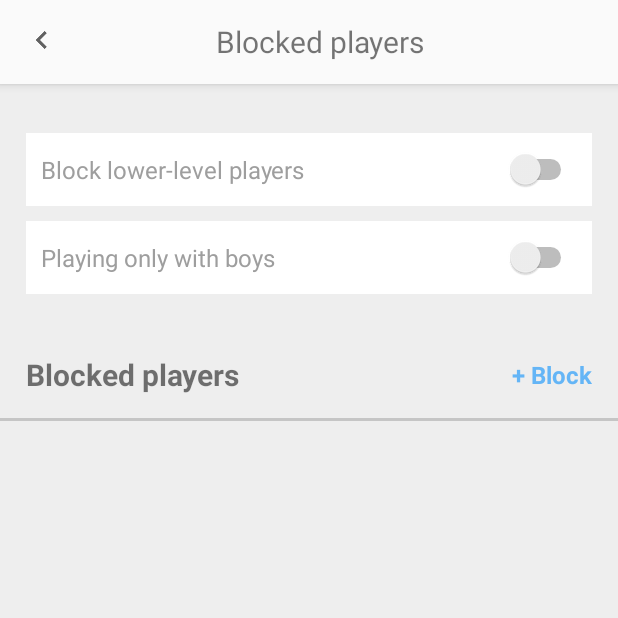
After one commit to rpairo/padelapp, an Android app: the BlockedUsersActivity screen opened directly, with no data from a screen before it, on a phone screen of 412 x 824 dp, the top half of it. The commit adds this screen. Run offline under Robolectric (Android 15) with nearby library versions, the phone set to English and light mode, and no system bars; our stand-ins replace ButterKnife.

Commit message:
Blocked users
The blocked users activity has been created, with all its dependencies.

```diff
--- a/app/src/main/AndroidManifest.xml
+++ b/app/src/main/AndroidManifest.xml
@@ -23,6 +23,7 @@
 
         <activity android:name=".activities.EditProfileActivity" />
         <activity android:name=".activities.PreferencesPlayingActivity" />
+        <activity android:name=".activities.BlockedUsersActivity" />
 
     </application>
 
--- /dev/null
+++ b/app/src/main/java/com/nitsnets/padelapp/activities/BlockedUsersActivity.java
@@ -0,0 +1,70 @@
+package com.nitsnets.padelapp.activities;
+
+import android.os.Bundle;
+import android.support.annotation.Nullable;
+import android.support.v7.widget.LinearLayoutManager;
+import android.support.v7.widget.RecyclerView;
+import android.view.View;
+
+import com.nitsnets.padelapp.R;
+import com.nitsnets.padelapp.adapters.BlockedRecyclerAdapter;
+import com.nitsnets.padelapp.models.Player;
+
+import java.util.ArrayList;
+import java.util.List;
+
+import butterknife.BindView;
+import butterknife.OnClick;
+
+/**
+ * Created by raul on 7/4/17.
+ */
+
+public class BlockedUsersActivity extends BaseActivity {
+
+    //region Variables
+    @BindView(R.id.recycler_blocked_players)
+    RecyclerView recyclerView;
+
+    private BlockedRecyclerAdapter blockedRecyclerAdapter;
+    private List<Player> players;
+    //endregion
+
+    //region Lifecycle
+    @Override
+    protected void onCreate(@Nullable Bundle savedInstanceState) {
+        super.onCreate(savedInstanceState);
+
+        this.players = new ArrayList<>();
+
+        configureRecycler();
+    }
+    //endregion
+
+    //region Base functions
+    @Override
+    public int getLayoutId() {
+        return R.layout.activity_blocked_users;
+    }
+    //endregion
+
+    //region RecyclerView
+    protected void configureRecycler() {
+
+        LinearLayoutManager layoutManager = new LinearLayoutManager(this);
+        recyclerView.setLayoutManager(layoutManager);
+
+        blockedRecyclerAdapter = new BlockedRecyclerAdapter(players);
+
+        recyclerView.setAdapter(blockedRecyclerAdapter);
+        recyclerView.refreshDrawableState();
+    }
+    //endregion
+
+    //region Call System
+    @OnClick(R.id.icon_back_arrow)
+    public void backToolbarArrow(View view) {
+        onBackPressed();
+    }
+    //endregion
+}
--- /dev/null
+++ b/app/src/main/java/com/nitsnets/padelapp/adapters/BlockedRecyclerAdapter.java
@@ -0,0 +1,62 @@
+package com.nitsnets.padelapp.adapters;
+
+import android.support.v7.widget.RecyclerView;
+import android.view.LayoutInflater;
+import android.view.View;
+import android.view.ViewGroup;
+
+import com.nitsnets.padelapp.R;
+import com.nitsnets.padelapp.models.Player;
+import com.nitsnets.padelapp.viewholders.BlockedViewHolder;
+
+import java.util.List;
+
+/**
+ * Created by raul on 7/4/17.
+ */
+
+public class BlockedRecyclerAdapter extends RecyclerView.Adapter<BlockedViewHolder> {
+
+    //regions Variables
+    private List<Player> players;
+    //endregion
+
+    //region Constructors
+    public BlockedRecyclerAdapter(List<Player> players) {
+        this.players = players;
+    }
+    //endregions
+
+    //region Adapter functions
+    @Override
+    public BlockedViewHolder onCreateViewHolder(ViewGroup parent, int viewType) {
+        View view = LayoutInflater.from(parent.getContext()).inflate(R.layout.layout_player_block, parent, false);
+        return new BlockedViewHolder(view);
+    }
+
+    @Override
+    public void onBindViewHolder(BlockedViewHolder holder, int position) {
+
+    }
+
+    @Override
+    public void onAttachedToRecyclerView(RecyclerView recyclerView) {
+        super.onAttachedToRecyclerView(recyclerView);
+    }
+
+    @Override
+    public int getItemCount() {
+        return this.players.size();
+    }
+    //endregion
+
+    //region Auxiliary functions
+    public void addAll(List<Player> players) {
+        if (players == null)
+            throw new NullPointerException();
+
+        this.players.addAll(players);
+        this.notifyDataSetChanged();
+    }
+    //endregion
+}
--- a/app/src/main/java/com/nitsnets/padelapp/fragments/ProfileFragment.java
+++ b/app/src/main/java/com/nitsnets/padelapp/fragments/ProfileFragment.java
@@ -9,6 +9,7 @@ import android.view.ViewGroup;
 import android.widget.TextView;
 
 import com.nitsnets.padelapp.R;
+import com.nitsnets.padelapp.activities.BlockedUsersActivity;
 import com.nitsnets.padelapp.activities.EditProfileActivity;
 import com.nitsnets.padelapp.activities.PreferencesPlayingActivity;
 
@@ -62,5 +63,10 @@ public class ProfileFragment extends BaseFragment {
     public void callPreferencesPlayingActivity(View view) {
         startActivity(new Intent(getActivity(), PreferencesPlayingActivity.class));
     }
+
+    @OnClick(R.id.block_user_button_profile)
+    public void callBlockedUsersActivity(View view) {
+        startActivity(new Intent(getActivity(), BlockedUsersActivity.class));
+    }
     //endregion
 }
--- /dev/null
+++ b/app/src/main/res/drawable/shadow_bottom.xml
@@ -0,0 +1,14 @@
+<?xml version="1.0" encoding="utf-8"?>
+<layer-list xmlns:android="http://schemas.android.com/apk/res/android">
+    <item>
+        <shape android:shape="rectangle">
+            <solid android:color="@color/shadow_blocked" />
+        </shape>
+    </item>
+
+    <item android:bottom="@dimen/shadow_blocked_user">
+        <shape android:shape="rectangle">
+            <solid android:color="@color/darkBackground" />
+        </shape>
+    </item>
+</layer-list>
--- /dev/null
+++ b/app/src/main/res/layout/activity_blocked_users.xml
@@ -0,0 +1,113 @@
+<?xml version="1.0" encoding="utf-8"?>
+<LinearLayout xmlns:android="http://schemas.android.com/apk/res/android"
+    android:layout_width="match_parent"
+    android:layout_height="match_parent"
+    android:background="@color/darkBackground"
+    android:orientation="vertical">
+
+    <!-- Toolbar -->
+    <include
+        android:id="@+id/appbar_main"
+        layout="@layout/toolbar_blocked_users" />
+
+    <RelativeLayout xmlns:android="http://schemas.android.com/apk/res/android"
+        android:layout_width="match_parent"
+        android:layout_height="wrap_content"
+        android:background="@drawable/shadow_bottom"
+        android:padding="@dimen/padding_blocked_players">
+
+        <FrameLayout
+            android:id="@+id/lower_level"
+            android:layout_width="match_parent"
+            android:layout_height="wrap_content"
+            android:layout_marginTop="@dimen/margin_top_mail_edit_profile">
+
+            <TextView
+                android:layout_width="match_parent"
+                android:layout_height="wrap_content"
+                android:background="@color/white"
+                android:drawablePadding="@dimen/drawable_padding_mail_edit_profile"
+                android:gravity="center_vertical"
+                android:maxLines="@integer/max_lines_edit_profile"
+                android:paddingBottom="@dimen/padding_vertical_birthday"
+                android:paddingEnd="@dimen/padding_horizontal_birthday"
+                android:paddingStart="@dimen/padding_horizontal_birthday"
+                android:paddingTop="@dimen/padding_vertical_birthday"
+                android:text="@string/block_lower_level_players"
+                android:textColor="@color/iconsDisabled"
+                android:textSize="@dimen/text_medium_size" />
+
+            <Switch
+                android:id="@+id/switch_block_lower_level"
+                android:layout_width="wrap_content"
+                android:layout_height="wrap_content"
+                android:layout_gravity="end|center_vertical"
+                android:layout_marginEnd="@dimen/margin_end_switch_federated_edit_profile" />
+
+        </FrameLayout>
+
+        <FrameLayout
+            android:id="@+id/only_boys"
+            android:layout_width="match_parent"
+            android:layout_height="wrap_content"
+            android:layout_below="@+id/lower_level"
+            android:layout_marginTop="@dimen/margin_top_only_boys_blocked_players">
+
+            <TextView
+                android:layout_width="match_parent"
+                android:layout_height="wrap_content"
+                android:background="@color/white"
+                android:drawablePadding="@dimen/drawable_padding_mail_edit_profile"
+                android:gravity="center_vertical"
+                android:maxLines="@integer/max_lines_edit_profile"
+                android:paddingBottom="@dimen/padding_vertical_birthday"
+                android:paddingEnd="@dimen/padding_horizontal_birthday"
+                android:paddingStart="@dimen/padding_horizontal_birthday"
+                android:paddingTop="@dimen/padding_vertical_birthday"
+                android:text="@string/only_boys_players"
+                android:textColor="@color/iconsDisabled"
+                android:textSize="@dimen/text_medium_size" />
+
+            <Switch
+                android:id="@+id/switch_only_boys"
+                android:layout_width="wrap_content"
+                android:layout_height="wrap_content"
+                android:layout_gravity="end|center_vertical"
+                android:layout_marginEnd="@dimen/margin_end_switch_federated_edit_profile" />
+
+        </FrameLayout>
+
+        <TextView
+            android:id="@+id/label_players_blockeds"
+            android:layout_width="wrap_content"
+            android:layout_height="wrap_content"
+            android:layout_alignParentStart="true"
+            android:layout_below="@+id/only_boys"
+            android:layout_marginTop="@dimen/margin_top_label_blocked_players"
+            android:text="@string/label_blocked_players"
+            android:textSize="@dimen/text_big_size"
+            android:textStyle="bold" />
+
+        <TextView
+            android:id="@+id/block_button"
+            android:layout_width="wrap_content"
+            android:layout_height="wrap_content"
+            android:layout_alignBottom="@+id/label_players_blockeds"
+            android:layout_alignParentEnd="true"
+            android:layout_alignTop="@+id/label_players_blockeds"
+            android:layout_below="@+id/only_boys"
+            android:background="?attr/selectableItemBackgroundBorderless"
+            android:clickable="true"
+            android:gravity="center"
+            android:text="@string/block_button_blocked_players"
+            android:textColor="@color/accent"
+            android:textSize="@dimen/text_medium_size"
+            android:textStyle="bold" />
+
+    </RelativeLayout>
+
+    <android.support.v7.widget.RecyclerView
+        android:id="@+id/recycler_blocked_players"
+        android:layout_width="match_parent"
+        android:layout_height="match_parent" />
+</LinearLayout>
--- /dev/null
+++ b/app/src/main/res/layout/toolbar_blocked_users.xml
@@ -0,0 +1,42 @@
+<?xml version="1.0" encoding="utf-8"?>
+<android.support.design.widget.AppBarLayout xmlns:android="http://schemas.android.com/apk/res/android"
+    android:layout_width="match_parent"
+    android:layout_height="wrap_content"
+    android:stateListAnimator="@animator/appbar_elevation">
+
+    <!-- Toolbar -->
+    <android.support.v7.widget.Toolbar
+        android:id="@+id/toolbar_main"
+        android:layout_width="match_parent"
+        android:layout_height="wrap_content"
+        android:backgroundTint="@color/backgroundToolbar"
+        android:paddingLeft="@dimen/padding_horizontal_toolbar"
+        android:paddingRight="@dimen/padding_horizontal_toolbar">
+
+        <RelativeLayout
+            android:layout_width="match_parent"
+            android:layout_height="match_parent">
+
+            <!-- Back button -->
+            <ImageButton
+                android:id="@+id/icon_back_arrow"
+                android:layout_width="wrap_content"
+                android:layout_height="wrap_content"
+                android:layout_alignParentStart="true"
+                android:layout_centerVertical="true"
+                android:background="?attr/selectableItemBackgroundBorderless"
+                android:contentDescription="@string/image_back_arrow_description"
+                android:src="@drawable/ic_arrow_left_black_24dp"
+                android:tint="@color/iconsEnabled" />
+
+            <!-- Title toolbar -->
+            <TextView
+                android:layout_width="wrap_content"
+                android:layout_height="wrap_content"
+                android:layout_centerInParent="true"
+                android:text="Blocked players"
+                android:textSize="@dimen/text_big_size" />
+
+        </RelativeLayout>
+    </android.support.v7.widget.Toolbar>
+</android.support.design.widget.AppBarLayout>
--- a/app/src/main/res/values/colors.xml
+++ b/app/src/main/res/values/colors.xml
@@ -61,4 +61,7 @@
 
     <!-- Transparent -->
     <color name="black_transparent">#cd000000</color>
+
+    <!-- Shadow blocked -->
+    <color name="shadow_blocked">#CABBBBBB</color>
 </resources>
--- a/app/src/main/res/values/dimens.xml
+++ b/app/src/main/res/values/dimens.xml
@@ -191,4 +191,19 @@
     <!-- Border -->
     <dimen name="width_border_view">1dp</dimen>
 
+    <!-- Blocked player -->
+    <dimen name="padding_blocked_players">17dp</dimen>
+    <dimen name="margin_top_recycler_blocked_players">20dp</dimen>
+    <dimen name="margin_top_label_blocked_players">40dp</dimen>
+    <dimen name="margin_top_only_boys_blocked_players">10dp</dimen>
+    <dimen name="size_photo_player_blocked_players">50dp</dimen>
+    <dimen name="margin_end_player_blocked_players">10dp</dimen>
+
+    <!-- Cardview player blocked -->
+    <dimen name="margin_bottom_cardview_blocked_players">5dp</dimen>
+    <dimen name="padding_vertical_cardview_blocked_players">15dp</dimen>
+
+    <!-- Shadow blocked user -->
+    <dimen name="shadow_blocked_user">2dp</dimen>
+
 </resources>
--- a/app/src/main/res/values/strings.xml
+++ b/app/src/main/res/values/strings.xml
@@ -179,4 +179,11 @@
     <string name="button_repeat_work">Repeat work</string>
     <string name="button_repeat_all_week">Repeat all week</string>
 
+    <!-- Blocked users -->
+    <string name="block_lower_level_players">Block lower-level players</string>
+    <string name="only_boys_players">Playing only with boys</string>
+    <string name="label_blocked_players">Blocked players</string>
+    <string name="block_button_blocked_players">+ Block</string>
+    <string name="unlock_player_blocked_players">Unlock</string>
+
 </resources>
```
Also changed, not shown: app/src/main/java/com/nitsnets/padelapp/viewholders/BlockedViewHolder.java (added, +21 -0 lines), app/src/main/res/layout/layout_player_block.xml (added, +60 -0 lines).
